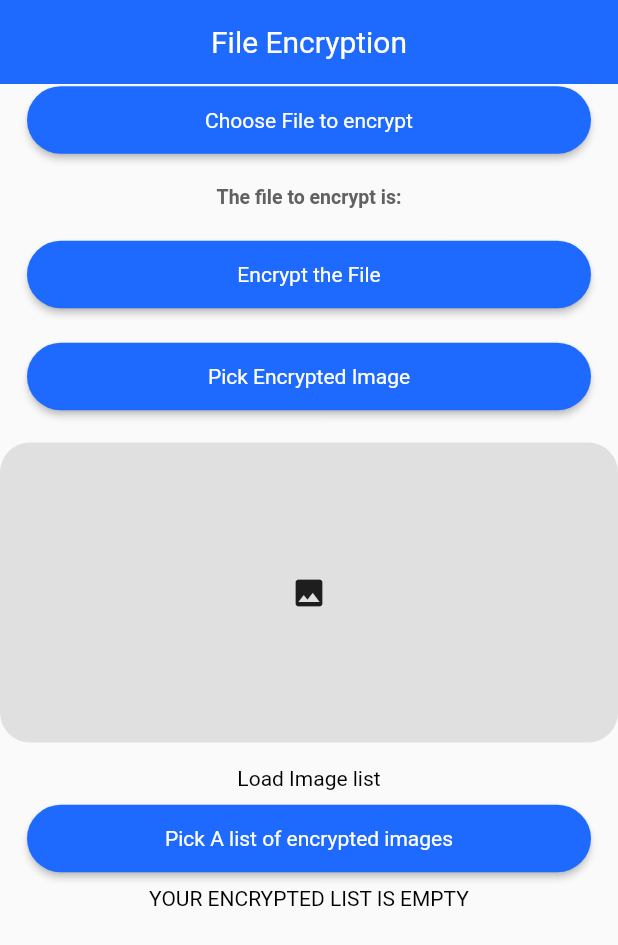
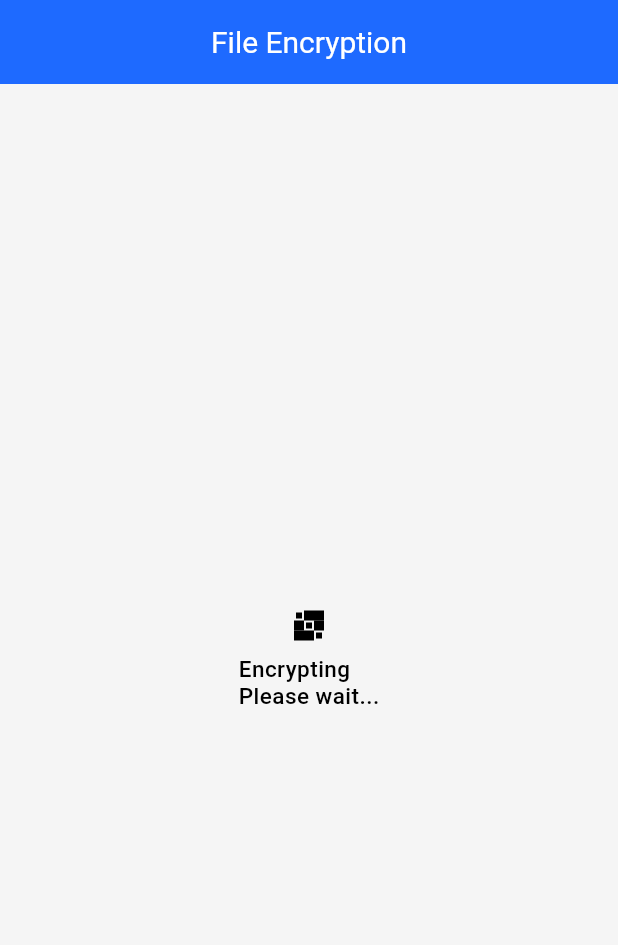
Before and after one commit to Patiyang/encryption, a Flutter app: the screen it shows after launch, on a phone screen of 412 x 824 dp. Shown: the top 945 px of the screen. Run offline on Flutter 3.47's test engine with Material 2 defaults, Android fonts, the phone set to English and light mode, and no system bars; our stand-ins replace file_picker, flutter_spinkit, fluttertoast, permission_handler; missing offline and left inert: aes_crypt, path_provider_ex; Roboto replaces fonts that are missing (Helvetica); statements that could not run were skipped.

```diff
--- a/lib/encryptionScreen.dart
+++ b/lib/encryptionScreen.dart
@@ -3,6 +3,7 @@ import 'dart:ui';
 
 import 'package:encryption/customButton.dart';
 import 'package:encryption/customText.dart';
+import 'package:encryption/loading.dart';
 import 'package:encryption/styling.dart';
 import 'package:file_picker/file_picker.dart';
 import 'package:flutter/cupertino.dart';
@@ -34,6 +35,7 @@ class _EncryptionScreenState extends State<EncryptionScreen> {
   String dirPath = '';
   Permission permission;
   List<StorageInfo> _storageInfo = [];
+  bool loading = false;
 
   @override
   void initState() {
@@ -52,7 +54,9 @@ class _EncryptionScreenState extends State<EncryptionScreen> {
         centerTitle: true,
         title: CustomText(text: 'File Encryption', size: 20, color: white),
       ),
-      body: Container(
+      body: Stack(
+        children: [
+          Container(
             alignment: Alignment.center,
             child: ListView(
               // mainAxisAlignment: MainAxisAlignment.center,
@@ -79,8 +83,8 @@ class _EncryptionScreenState extends State<EncryptionScreen> {
                   lightFont: 'The file to encrypt is: ',
                   boldFont: fileToEncrypt == '/data/user/0'
                       ? ''
-                  : fileToEncrypt.replaceAll(
-                      '/data/user/0/com.example.encryption/cache/', '${_storageInfo[_storageInfo.length-1].rootDir}/Encryption/'),
+                      : fileToEncrypt.replaceAll('/data/user/0/com.example.encryption/cache/',
+                          '${_storageInfo[_storageInfo.length - 1].rootDir}/Encryption/'),
                 ),
                 SizedBox(height: 20),
                 Padding(
@@ -92,8 +96,8 @@ class _EncryptionScreenState extends State<EncryptionScreen> {
                     radius: 40,
                     width: 100,
                     callback: () => encryptFile().then((value) => Future.delayed(Duration(seconds: 1))).then((value) => File(
-                        fileToEncrypt.replaceAll(
-                            '/data/user/0/com.example.encryption/cache/', '${_storageInfo[_storageInfo.length-1].rootDir}/Encryption/'))
+                            fileToEncrypt.replaceAll('/data/user/0/com.example.encryption/cache/',
+                                '${_storageInfo[_storageInfo.length - 1].rootDir}/Encryption/'))
                         .delete()),
                   ),
                 ),
@@ -152,7 +156,8 @@ class _EncryptionScreenState extends State<EncryptionScreen> {
                         ? encryptedImages
                             .map((e) => Column(
                                   children: [
-                                CustomText(text: e.path, maxLines: 2, size: 13, color: grey[400], overflow: TextOverflow.visible),
+                                    CustomText(
+                                        text: e.path, maxLines: 2, size: 13, color: grey[400], overflow: TextOverflow.visible),
                                     SizedBox(height: 10),
                                     ClipRRect(
                                         borderRadius: BorderRadius.all(Radius.circular(9)),
@@ -172,6 +177,13 @@ class _EncryptionScreenState extends State<EncryptionScreen> {
               ],
             ),
           ),
+          Visibility(
+              visible: loading = true,
+              child: Loading(
+                text: 'Encrypting\nPlease wait...',
+              ))
+        ],
+      ),
     );
   }
 
@@ -183,7 +195,8 @@ class _EncryptionScreenState extends State<EncryptionScreen> {
       File file = await FilePicker.getFile();
       if (file != null) {
         print('the file to encrypt is ' +
-            file.path.replaceAll('/data/user/0/com.example.encryption/cache/', '${_storageInfo[_storageInfo.length-1].rootDir}/Encryption/'));
+            file.path.replaceAll(
+                '/data/user/0/com.example.encryption/cache/', '${_storageInfo[_storageInfo.length - 1].rootDir}/Encryption/'));
         setState(() {
           fileToEncrypt = file.path;
         });
@@ -194,13 +207,16 @@ class _EncryptionScreenState extends State<EncryptionScreen> {
   }
 
   Future encryptFile() async {
+    setState(() {
+      loading = true;
+    });
     var status = await Permission.storage.status;
     if (!status.isGranted) {
       await Permission.storage.request();
     } else {
       try {
-        encFilepath = crypt.encryptFileSync(
-            fileToEncrypt.replaceAll('/data/user/0/com.example.encryption/cache/', '${_storageInfo[_storageInfo.length-1].rootDir}/Encryption/'));
+        encFilepath = crypt.encryptFileSync(fileToEncrypt.replaceAll(
+            '/data/user/0/com.example.encryption/cache/', '${_storageInfo[_storageInfo.length - 1].rootDir}/Encryption/'));
         print('The encryption has been completed successfully.');
         print('Encrypted file: $encFilepath');
         scaffoldKey.currentState.showSnackBar(
@@ -214,6 +230,9 @@ class _EncryptionScreenState extends State<EncryptionScreen> {
         return;
       }
     }
+    setState(() {
+      loading = false;
+    });
   }
 
   Future pickEncryptedFile() async {
@@ -230,12 +249,18 @@ class _EncryptionScreenState extends State<EncryptionScreen> {
   }
 
   decryptFile(String path) {
+    setState(() {
+      loading = true;
+    });
     decFilepath = crypt.decryptFileSync(path);
     scaffoldKey.currentState.showSnackBar(SnackBar(
         backgroundColor: white,
         content: CustomText(text: 'Decryption successful', textAlign: TextAlign.center, color: Colors.green)));
     setState(() {
       encFilepath = decFilepath;
+    });
+    setState(() {
+      loading = false;
     });
     print('Decrypted file 1: $decFilepath');
   }
@@ -302,6 +327,6 @@ class _EncryptionScreenState extends State<EncryptionScreen> {
     setState(() {
       _storageInfo = storageInfo;
     });
-    print('THE PATH TO EXTERNAL STORAGE IS ' + _storageInfo[_storageInfo.length-1].rootDir);
+    print('THE PATH TO EXTERNAL STORAGE IS ' + _storageInfo[_storageInfo.length - 1].rootDir);
   }
 }
--- /dev/null
+++ b/lib/loading.dart
@@ -0,0 +1,77 @@
+import 'package:encryption/styling.dart';
+import 'package:flutter/material.dart';
+import 'package:flutter_spinkit/flutter_spinkit.dart';
+
+import 'customText.dart';
+
+class Loading extends StatefulWidget {
+  final String text;
+  final Color color;
+  final double loadingSize;
+  final double fontSize;
+  const Loading({Key key, this.text, this.color, this.fontSize, this.loadingSize}) : super(key: key);
+
+  @override
+  _LoadingState createState() => _LoadingState();
+}
+
+class _LoadingState extends State<Loading> {
+  bool lightTheme = true;
+  @override
+  void initState() {
+    super.initState();
+  }
+
+  @override
+  Widget build(BuildContext context) {
+    return Container(
+      color: lightTheme == true ? grey[100] : grey[900],
+      child: Column(
+        mainAxisAlignment: MainAxisAlignment.center,
+        crossAxisAlignment: CrossAxisAlignment.center,
+        children: [
+          Center(child: SpinKitFadingGrid(color: lightTheme == true ? black : white, size: 20)),
+          SizedBox(height: 10),
+          CustomText(text: widget.text ?? '', letterSpacing: .3, fontWeight: FontWeight.w500, size: widget.fontSize ?? 15)
+        ],
+      ),
+    );
+  }
+}
+
+class LoadingImages extends StatefulWidget {
+  final String text;
+  final Color spinkitColor;
+  final Color containerColor;
+  final double size;
+  const LoadingImages({Key key, this.text, this.size, this.containerColor, this.spinkitColor}) : super(key: key);
+
+  @override
+  _LoadingImagesState createState() => _LoadingImagesState();
+}
+
+class _LoadingImagesState extends State<LoadingImages> {
+  bool lightTheme = true;
+  @override
+  void initState() {
+    super.initState();
+  }
+
+  @override
+  Widget build(BuildContext context) {
+    return Container(
+      color: lightTheme == true ? grey[100] : grey[900],
+      child: Column(
+        mainAxisAlignment: MainAxisAlignment.center,
+        crossAxisAlignment: CrossAxisAlignment.center,
+        children: [
+          Center(
+            child: SpinKitCubeGrid(color: lightTheme == true ? black : white, size: widget.size ?? 25),
+          ),
+          SizedBox(height: 10),
+          CustomText(text: widget.text ?? '', letterSpacing: .3, fontWeight: FontWeight.w500, size: 15)
+        ],
+      ),
+    );
+  }
+}
--- a/pubspec.yaml
+++ b/pubspec.yaml
@@ -30,6 +30,7 @@ dependencies:
   fluttertoast: ^7.1.1
   path_provider: ^1.6.21
   path_provider_ex: ^1.0.1
+  flutter_spinkit: "^4.1.2"
 
 
   # The following adds the Cupertino Icons font to your application.
```
Also changed, not shown: pubspec.lock. Lines whose indentation alone changed are shown as unchanged.
